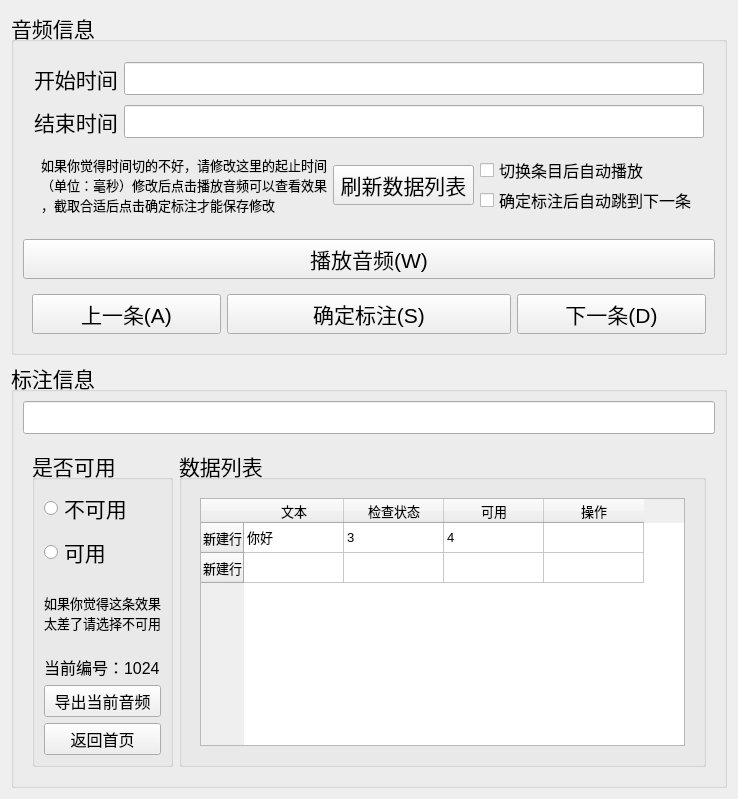
Old version of the form ui/gui.ui in the repository kslz/SoundLabel.
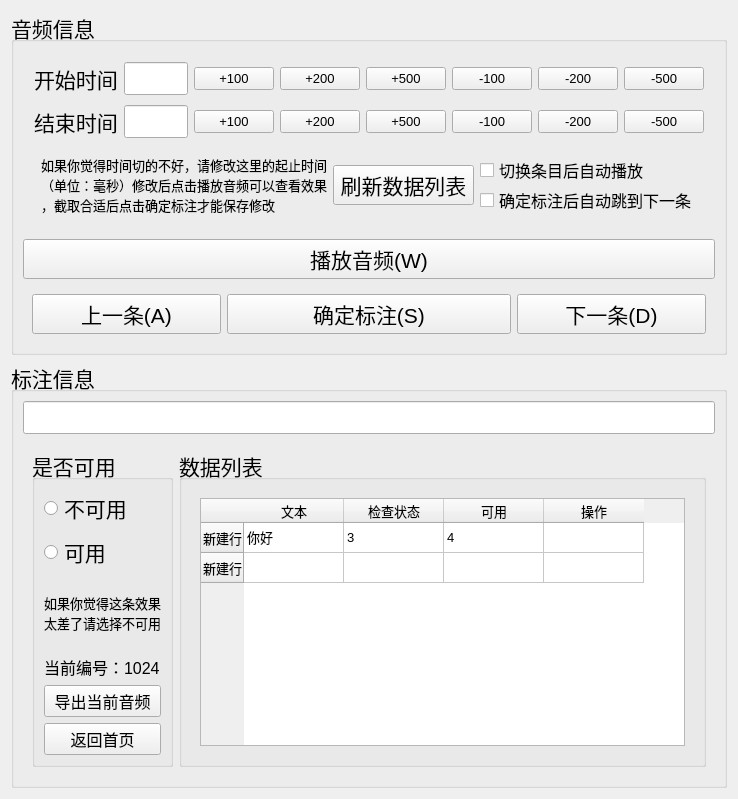
New version of the form.

Commit message: add quick shift time buttons.

The edit to the form file:
```diff
--- a/ui/gui.ui
+++ b/ui/gui.ui
@@ -67,6 +67,114 @@
               <item>
                <widget class="QLineEdit" name="lineEdit_2"/>
               </item>
+              <item>
+               <widget class="QPushButton" name="pushButton_start_100">
+                <property name="font">
+                 <font>
+                  <pointsize>10</pointsize>
+                 </font>
+                </property>
+                <property name="text">
+                 <string>+100</string>
+                </property>
+                <property name="iconSize">
+                 <size>
+                  <width>14</width>
+                  <height>14</height>
+                 </size>
+                </property>
+               </widget>
+              </item>
+              <item>
+               <widget class="QPushButton" name="pushButton_start_200">
+                <property name="font">
+                 <font>
+                  <pointsize>10</pointsize>
+                 </font>
+                </property>
+                <property name="text">
+                 <string>+200</string>
+                </property>
+                <property name="iconSize">
+                 <size>
+                  <width>14</width>
+                  <height>14</height>
+                 </size>
+                </property>
+               </widget>
+              </item>
+              <item>
+               <widget class="QPushButton" name="pushButton_start_500">
+                <property name="font">
+                 <font>
+                  <pointsize>10</pointsize>
+                 </font>
+                </property>
+                <property name="text">
+                 <string>+500</string>
+                </property>
+                <property name="iconSize">
+                 <size>
+                  <width>14</width>
+                  <height>14</height>
+                 </size>
+                </property>
+               </widget>
+              </item>
+              <item>
+               <widget class="QPushButton" name="pushButton_start_100_n">
+                <property name="font">
+                 <font>
+                  <pointsize>10</pointsize>
+                 </font>
+                </property>
+                <property name="text">
+                 <string>-100</string>
+                </property>
+                <property name="iconSize">
+                 <size>
+                  <width>14</width>
+                  <height>14</height>
+                 </size>
+                </property>
+               </widget>
+              </item>
+              <item>
+               <widget class="QPushButton" name="pushButton_start_200_n">
+                <property name="font">
+                 <font>
+                  <pointsize>10</pointsize>
+                 </font>
+                </property>
+                <property name="text">
+                 <string>-200</string>
+                </property>
+                <property name="iconSize">
+                 <size>
+                  <width>14</width>
+                  <height>14</height>
+                 </size>
+                </property>
+               </widget>
+              </item>
+              <item>
+               <widget class="QPushButton" name="pushButton_start_500_n">
+                <property name="font">
+                 <font>
+                  <pointsize>10</pointsize>
+                 </font>
+                </property>
+                <property name="text">
+                 <string>-500</string>
+                </property>
+                <property name="iconSize">
+                 <size>
+                  <width>14</width>
+                  <height>14</height>
+                 </size>
+                </property>
+               </widget>
+              </item>
              </layout>
             </widget>
            </item>
@@ -95,6 +203,114 @@
               <item>
                <widget class="QLineEdit" name="lineEdit_3"/>
               </item>
+              <item>
+               <widget class="QPushButton" name="pushButton_end_100">
+                <property name="font">
+                 <font>
+                  <pointsize>10</pointsize>
+                 </font>
+                </property>
+                <property name="text">
+                 <string>+100</string>
+                </property>
+                <property name="iconSize">
+                 <size>
+                  <width>14</width>
+                  <height>14</height>
+                 </size>
+                </property>
+               </widget>
+              </item>
+              <item>
+               <widget class="QPushButton" name="pushButton_end_200">
+                <property name="font">
+                 <font>
+                  <pointsize>10</pointsize>
+                 </font>
+                </property>
+                <property name="text">
+                 <string>+200</string>
+                </property>
+                <property name="iconSize">
+                 <size>
+                  <width>14</width>
+                  <height>14</height>
+                 </size>
+                </property>
+               </widget>
+              </item>
+              <item>
+               <widget class="QPushButton" name="pushButton_end_500">
+                <property name="font">
+                 <font>
+                  <pointsize>10</pointsize>
+                 </font>
+                </property>
+                <property name="text">
+                 <string>+500</string>
+                </property>
+                <property name="iconSize">
+                 <size>
+                  <width>14</width>
+                  <height>14</height>
+                 </size>
+                </property>
+               </widget>
+              </item>
+              <item>
+               <widget class="QPushButton" name="pushButton_end_100_n">
+                <property name="font">
+                 <font>
+                  <pointsize>10</pointsize>
+                 </font>
+                </property>
+                <property name="text">
+                 <string>-100</string>
+                </property>
+                <property name="iconSize">
+                 <size>
+                  <width>14</width>
+                  <height>14</height>
+                 </size>
+                </property>
+               </widget>
+              </item>
+              <item>
+               <widget class="QPushButton" name="pushButton_end_200_n">
+                <property name="font">
+                 <font>
+                  <pointsize>10</pointsize>
+                 </font>
+                </property>
+                <property name="text">
+                 <string>-200</string>
+                </property>
+                <property name="iconSize">
+                 <size>
+                  <width>14</width>
+                  <height>14</height>
+                 </size>
+                </property>
+               </widget>
+              </item>
+              <item>
+               <widget class="QPushButton" name="pushButton_end_500_n">
+                <property name="font">
+                 <font>
+                  <pointsize>10</pointsize>
+                 </font>
+                </property>
+                <property name="text">
+                 <string>-500</string>
+                </property>
+                <property name="iconSize">
+                 <size>
+                  <width>14</width>
+                  <height>14</height>
+                 </size>
+                </property>
+               </widget>
+              </item>
              </layout>
             </widget>
            </item>
```
Left out of the diff: 222 changed lines with no effect on the pictures. The commit also changes 2 other files.
